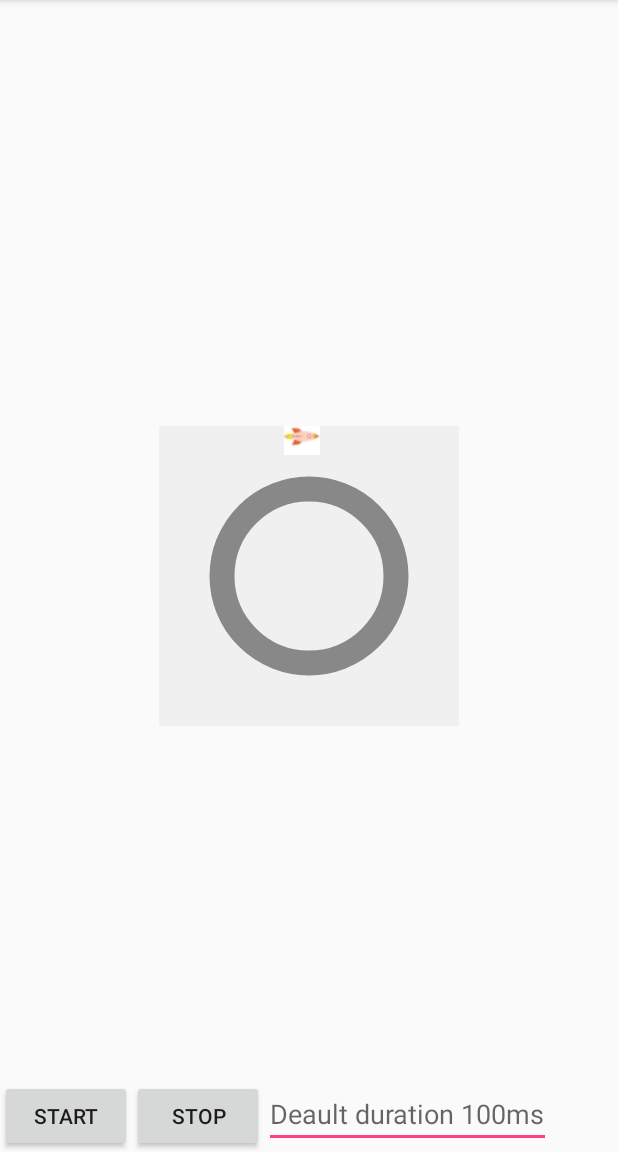
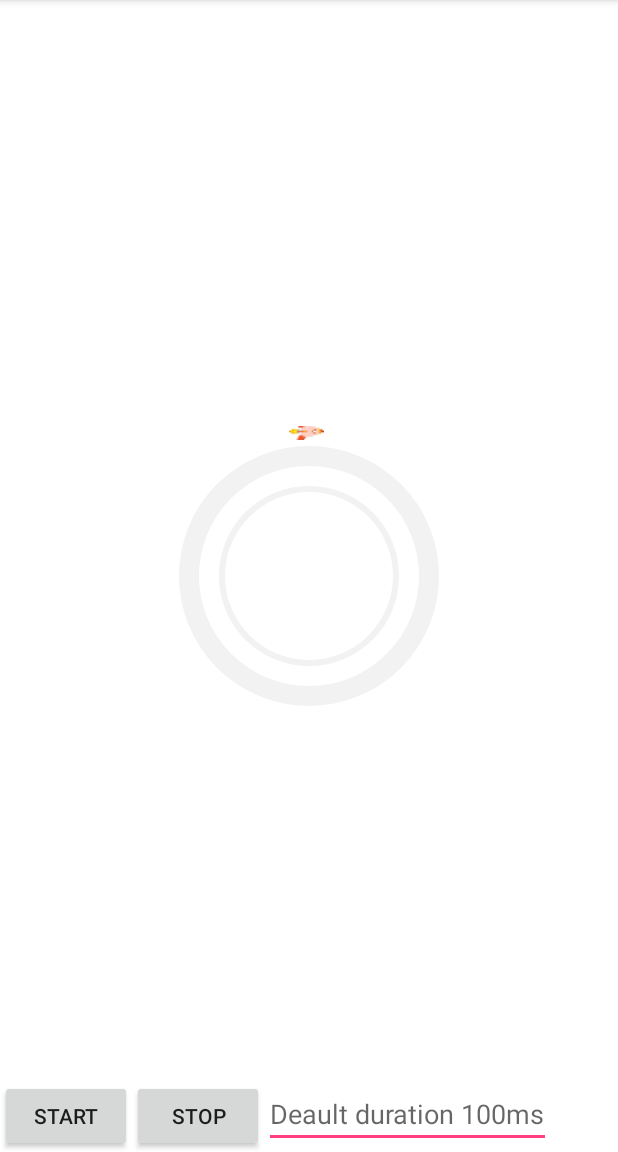
Before and after one commit to act262/CircleProgressBar, an Android app: the screen it shows after launch (MainActivity), on a phone screen of 412 x 824 dp, the part 84-1236 px from its top. Run offline under Robolectric (Android 15) with nearby library versions, the phone set to English and light mode, and no system bars.

Commit message:
调整样式效果

```diff
--- a/app/src/main/res/layout/activity_main.xml
+++ b/app/src/main/res/layout/activity_main.xml
@@ -3,14 +3,14 @@
     xmlns:tools="http://schemas.android.com/tools"
     android:layout_width="match_parent"
     android:layout_height="match_parent"
+    android:background="#ffffff"
     tools:context="com.micro.circleprogressbar.MainActivity">
 
     <com.micro.lib.CircleProgressBar
         android:id="@+id/progressBar"
         android:layout_width="200dp"
         android:layout_height="200dp"
-        android:layout_centerInParent="true"
-        android:background="#f0f0f0" />
+        android:layout_centerInParent="true" />
 
     <LinearLayout
         android:layout_width="match_parent"
--- a/library/src/main/java/com/micro/lib/CircleProgressBar.java
+++ b/library/src/main/java/com/micro/lib/CircleProgressBar.java
@@ -28,15 +28,15 @@ public class CircleProgressBar extends View {
     private int centerX, centerY;
 
     // 从内到外的圆圈
-    private int stroke1 = 10;
-    private int stroke2 = 25;
-    private int stroke3 = 40;
-    private int stroke4 = 15;
+    private int stroke1 = 6;
+    private int stroke2 = 20;
+    private int stroke3 = 20;
+    private int stroke4 = 6;
 
     // 每个圈圈对应边界偏移量
-    private int offset1 = 150;
-    private int offset2 = 50;
-    private int offset3 = 50;
+    private int offset1 = 60;
+    private int offset2 = 20;
+    private int offset3 = 20;
     private int offset4 = 0;
 
     // 每个圈的半径
@@ -45,8 +45,8 @@ public class CircleProgressBar extends View {
     private float radius3;
     private float radius4;
 
-    private int color1 = Color.GRAY;
-    private int color2 = Color.GRAY;
+    private int color1 = Color.parseColor("#f2f2f2");
+    private int color2 = Color.parseColor("#f2f2f2");
 
     private Shader shader3;
     private Shader shader4;
@@ -155,7 +155,6 @@ public class CircleProgressBar extends View {
         shader4 = new SweepGradient(centerX, centerY, shadowColors4, null);
     }
 
-
     @Override
     protected synchronized void onDraw(Canvas canvas) {
         super.onDraw(canvas);
@@ -190,7 +189,8 @@ public class CircleProgressBar extends View {
 
         // 画圆圈3（圆弧1）
         float startAngle = -90; // 从0点方向开始
-        float sweepAngle = (mCurrentProgress / mMaxProgress) * 360;
+        float percentage = mCurrentProgress / mMaxProgress; // 进度百分比例
+        float sweepAngle = percentage * 360;
         mPaint.setStrokeWidth(stroke3);
         mPaint.setShader(shader3);
         canvas.drawArc(rectF3, startAngle, sweepAngle, false, mPaint);
@@ -201,16 +201,6 @@ public class CircleProgressBar extends View {
         canvas.drawArc(rectF4, startAngle, sweepAngle, false, mPaint);
 
         // 画火箭
-//        float x = (float) (centerX * Math.sin(sweepAngle / Math.PI / 2)) + centerX;
-//        float y = (float) (centerX * Math.cos(sweepAngle / Math.PI / 2)) + centerX;
-//        canvas.drawBitmap(bitmap, x - stroke4, y - stroke4, mPaint);
-
-        // 旋转画布实现
-//        canvas.save();
-//        canvas.rotate(centerX, centerY, sweepAngle);
-//        canvas.drawBitmap(bitmap, 0, 0, mPaint);
-//        canvas.restore();
-
         // 旋转matrix操作实现
         matrix.reset();
         matrix.preTranslate(radius - stroke4 / 2 - bitmap.getWidth() / 2, -stroke4 / 2);
```
Also changed, not shown: library/src/main/res/drawable/rocket.jpg (deleted), library/src/main/res/drawable/rocket.png (added).
